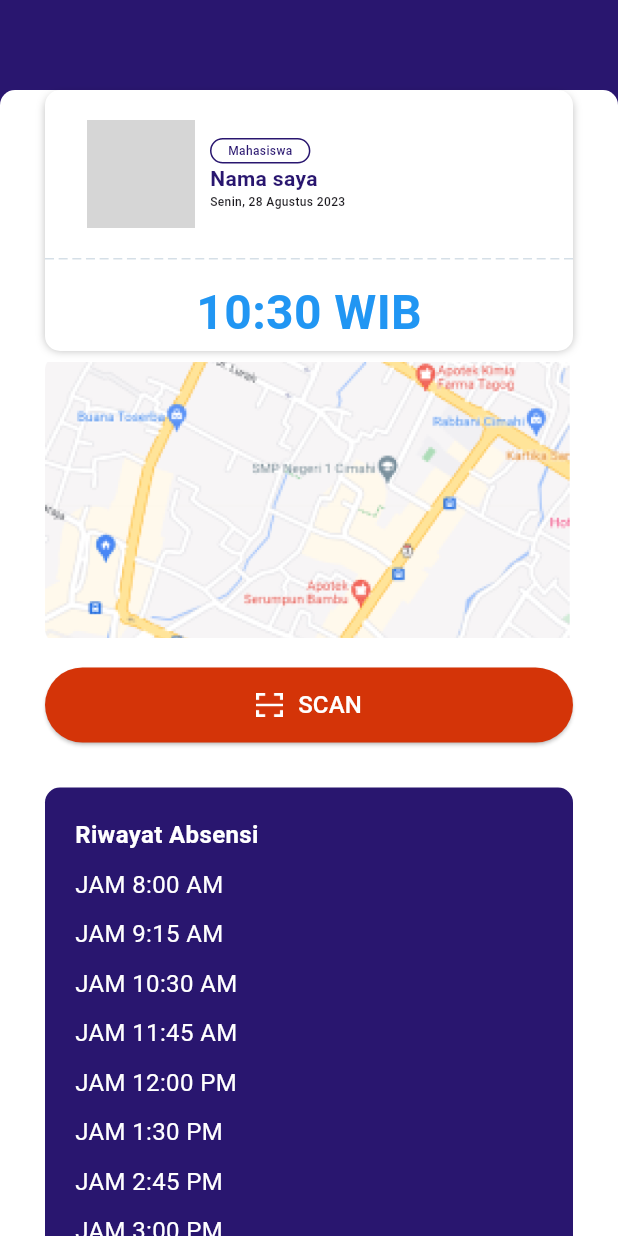
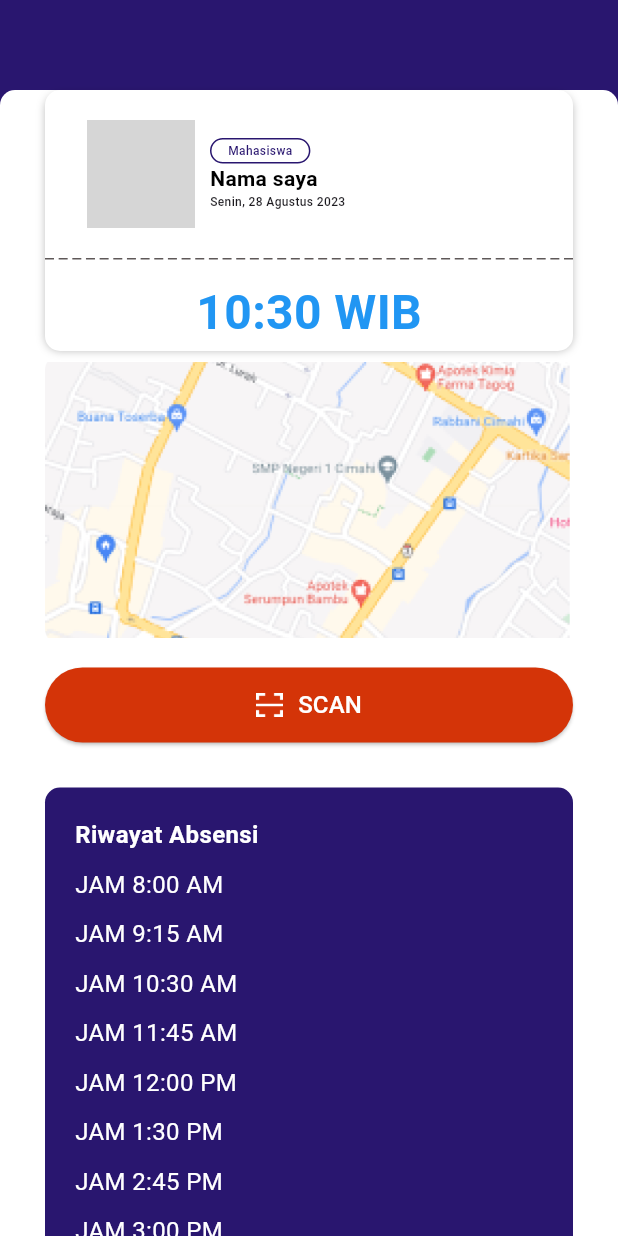
Before and after one commit to malfaza/FlutterSiakad, a Flutter app: the MahasiswaPage screen opened directly, after a tap on the "qr code scanner" icon, on a phone screen of 412 x 824 dp. Run offline on Flutter 3.47's test engine with Material 3 defaults, Android fonts, the phone set to English and light mode, and no system bars; drawn by our look-alikes of flutter_dash; our stand-ins replace bloc, dartz, flutter_bloc, freezed_annotation, shared_preferences; accounts and stored records are empty; network calls fail; grey boxes are pictures that could not be loaded.

Commit message:
Menambah Tombol Logout dan mengubah tampilan serta saturasi warna

```diff
--- a/lib/pages/mahasiswa/absensi_page.dart
+++ b/lib/pages/mahasiswa/absensi_page.dart
@@ -92,7 +92,7 @@ class _AbsensiPageState extends State<AbsensiPage> {
                             "Nama saya",
                             style: TextStyle(
                               fontWeight: FontWeight.w700,
-                              color: ColorName.primary,
+                              color: Color.fromARGB(255, 0, 0, 0),
                             ),
                           ),
                           const Text(
@@ -109,7 +109,7 @@ class _AbsensiPageState extends State<AbsensiPage> {
                 ),
                 Dash(
                   length: MediaQuery.of(context).size.width - 60.0,
-                  dashColor: const Color(0xffD5DFE7),
+                  dashColor: Color.fromARGB(255, 94, 88, 88),
                 ),
                 const SizedBox(height: 12.0),
                 StreamBuilder(
--- a/lib/pages/mahasiswa/dashboard_page.dart
+++ b/lib/pages/mahasiswa/dashboard_page.dart
@@ -36,7 +36,7 @@ class _DashboardPageState extends State<DashboardPage> {
               style: TextStyle(
                 fontSize: 24,
                 fontWeight: FontWeight.w700,
-                color: ColorName.primary,
+                color: Color.fromARGB(255, 0, 0, 0),
               ),
             ),
             const SizedBox(height: 30.0),
@@ -95,14 +95,14 @@ class _DashboardPageState extends State<DashboardPage> {
                   },
                   icon: const Icon(
                     Icons.qr_code_scanner,
-                    color: ColorName.primary,
+                    color: Color.fromARGB(255, 0, 0, 0),
                   ),
                 ),
                 IconButton(
                   onPressed: () {},
                   icon: const Icon(
                     Icons.notifications,
-                    color: ColorName.primary,
+                    color: Color.fromARGB(255, 0, 0, 0),
                   ),
                 ),
               ],
@@ -116,7 +116,7 @@ class _DashboardPageState extends State<DashboardPage> {
         const SizedBox(height: 40.0),
         MenuCard(
           label: 'Kartu Hasil\nStudi',
-          backgroundColor: const Color(0xff686BFF),
+          backgroundColor: Color.fromARGB(255, 54, 54, 59),
           onPressed: () {
             Navigator.push(context, MaterialPageRoute(builder: (context) {
               return const KhsPage();
@@ -127,7 +127,7 @@ class _DashboardPageState extends State<DashboardPage> {
         const SizedBox(height: 40.0),
         MenuCard(
           label: 'Nilai\nMata Kuliah',
-          backgroundColor: const Color.fromARGB(255, 35, 149, 255),
+          backgroundColor: Color.fromARGB(255, 59, 63, 67),
           onPressed: () {
             Navigator.push(context, MaterialPageRoute(builder: (context) {
               return const NilaiMkPage();
@@ -138,7 +138,7 @@ class _DashboardPageState extends State<DashboardPage> {
         const SizedBox(height: 40.0),
         MenuCard(
           label: 'Jadwal\nMata Kuliah',
-          backgroundColor: const Color.fromARGB(255, 19, 219, 193),
+          backgroundColor: Color.fromARGB(255, 59, 65, 64),
           onPressed: () {
             Navigator.push(context, MaterialPageRoute(builder: (context) {
               return const JadwalMatkulPage();
```
